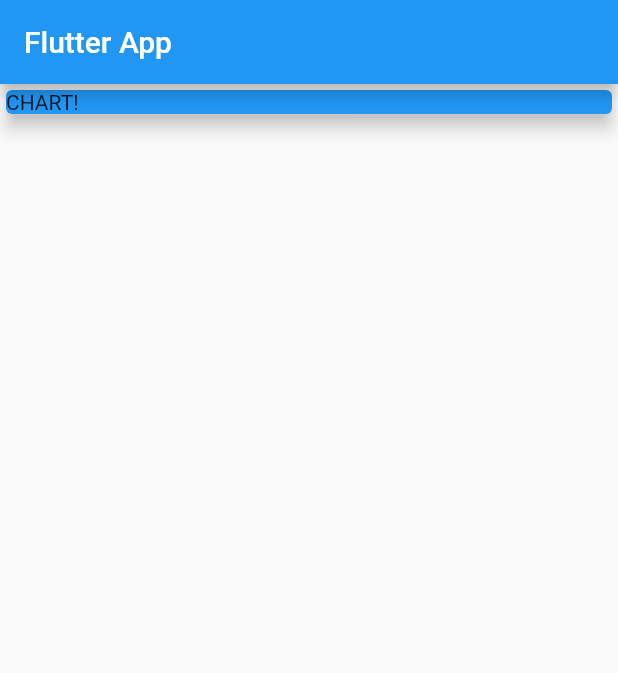
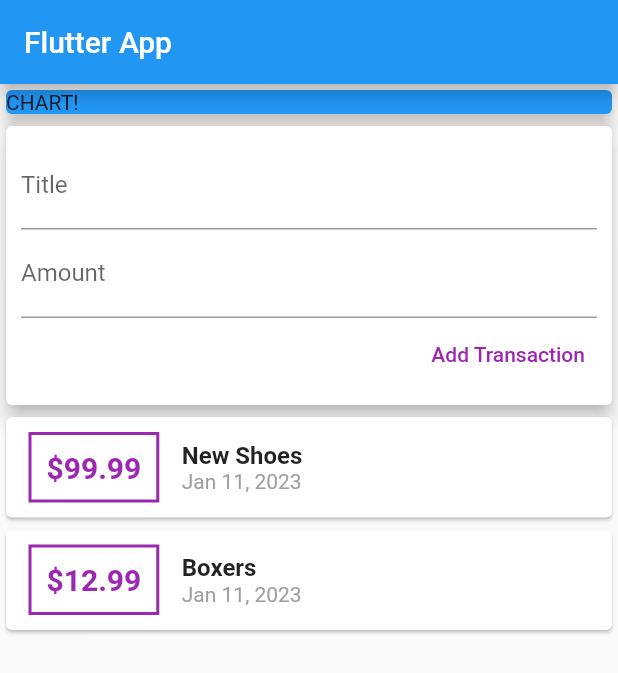
Before and after one commit to Harrytimbog/flutter_expense_tracker, a Flutter app: the screen it shows after launch, on a phone screen of 412 x 824 dp. Shown: the top 673 px of the screen. Run offline on Flutter 3.47's test engine with Material 2 defaults, Android fonts, the phone set to English and light mode, and no system bars.

Commit message:
Connecting Widgets & Managing Data / State

```diff
--- a/lib/main.dart
+++ b/lib/main.dart
@@ -1,4 +1,5 @@
 import 'package:flutter/material.dart';
+import '../widgets/user_transactions.dart';
 
 void main() => runApp(MyApp());
 
@@ -31,6 +32,7 @@ class MyHomePage extends StatelessWidget {
               elevation: 5,
             ),
           ),
+          UserTransactions()
         ],
       ),
     );
--- a/lib/widgets/transaction_list.dart
+++ b/lib/widgets/transaction_list.dart
@@ -3,12 +3,13 @@ import '../models/transaction.dart';
 import 'package:intl/intl.dart';
 
 class TransactionList extends StatelessWidget {
-  const TransactionList({super.key});
+  final List<Transaction> transactions;
+  TransactionList(this.transactions);
 
   @override
   Widget build(BuildContext context) {
     return Column(
-      children: _userTransactions.map((tx) {
+      children: transactions.map((tx) {
         return Card(
           child: Row(
             children: [
--- a/lib/widgets/user_transactions.dart
+++ b/lib/widgets/user_transactions.dart
@@ -26,10 +26,22 @@ class _UserTransactionsState extends State<UserTransactions> {
     )
   ];
 
+  void _addNewTransaction(String txTitle, double txAmount) {
+    final newTx = Transaction(
+        id: DateTime.now().toString(),
+        title: txTitle,
+        amount: txAmount,
+        date: DateTime.now());
+
+    setState(() {
+      _userTransactions.add(newTx);
+    });
+  }
+
   @override
   Widget build(BuildContext context) {
     return Column(
-      children: [NewTransaction(), TransactionList()],
+      children: [NewTransaction(), TransactionList(_userTransactions)],
     );
   }
 }
```
